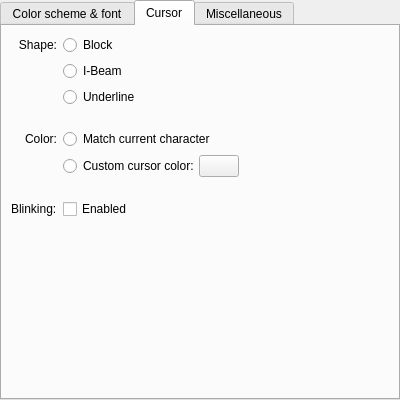
Before: the Qt Designer form src/EditProfileAppearancePage.ui in centic9/konsole-ppa, drawn with Qt 5.
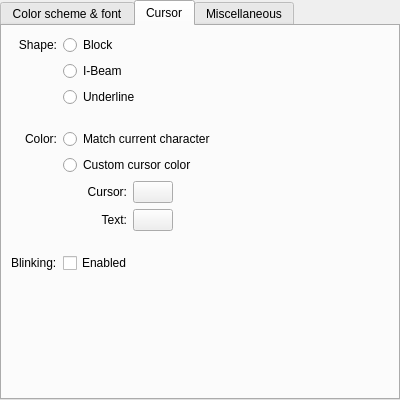
After: the same form once the commit is applied. The open tabs and pages were chosen to show the change. Custom widgets are drawn as their Qt base class.

```diff
--- a/src/EditProfileAppearancePage.ui
+++ b/src/EditProfileAppearancePage.ui
@@ -312,61 +312,101 @@
           </widget>
          </item>
          <item row="5" column="1">
-          <layout class="QHBoxLayout" name="customColorLayout">
+          <widget class="QRadioButton" name="customCursorColorButton">
+           <property name="sizePolicy">
+            <sizepolicy hsizetype="Preferred" vsizetype="Fixed">
+             <horstretch>0</horstretch>
+             <verstretch>0</verstretch>
+            </sizepolicy>
+           </property>
+           <property name="toolTip">
+            <string>Use a custom, fixed color for the cursor</string>
+           </property>
+           <property name="text">
+            <string>Custom cursor color</string>
+           </property>
+           <attribute name="buttonGroup">
+            <string notr="true">cursorColor</string>
+           </attribute>
+          </widget>
+         </item>
+         <item row="6" column="1">
+          <layout class="QGridLayout" name="customColorLayout">
            <property name="spacing">
-            <number>0</number>
+            <number>6</number>
            </property>
-           <item>
-            <widget class="QRadioButton" name="customCursorColorButton">
-             <property name="sizePolicy">
-              <sizepolicy hsizetype="Preferred" vsizetype="Fixed">
-               <horstretch>0</horstretch>
-               <verstretch>0</verstretch>
-              </sizepolicy>
+           <item row="0" column="0">
+            <spacer>
+             <property name="orientation">
+              <enum>Qt::Horizontal</enum>
              </property>
-             <property name="toolTip">
-              <string>Use a custom, fixed color for the cursor</string>
+             <property name="sizeType">
+              <enum>QSizePolicy::Fixed</enum>
              </property>
+             <property name="sizeHint" stdset="0">
+              <size>
+               <width>24</width>
+               <height>20</height>
+              </size>
+             </property>
+            </spacer>
+           </item>
+           <item row="0" column="1">
+            <widget class="QLabel" name="customCursorColorLabel">
              <property name="text">
-              <string>Custom cursor color:</string>
+              <string>Cursor:</string>
              </property>
-             <attribute name="buttonGroup">
-              <string notr="true">cursorColor</string>
-             </attribute>
+             <property name="alignment">
+              <set>Qt::AlignRight|Qt::AlignTrailing|Qt::AlignVCenter</set>
+             </property>
+             <property name="buddy">
+              <cstring>customColorSelectButton</cstring>
+             </property>
             </widget>
            </item>
-           <item>
+           <item row="0" column="2">
             <widget class="KColorButton" name="customColorSelectButton">
-             <property name="sizePolicy">
-              <sizepolicy hsizetype="Preferred" vsizetype="Fixed">
-               <horstretch>0</horstretch>
-               <verstretch>0</verstretch>
-              </sizepolicy>
-             </property>
              <property name="toolTip">
               <string>Select the color used to draw the cursor</string>
              </property>
-             <property name="text">
-              <string/>
-             </property>
             </widget>
            </item>
-           <item>
+           <item row="0" column="3">
             <spacer>
              <property name="orientation">
               <enum>Qt::Horizontal</enum>
              </property>
              <property name="sizeHint" stdset="0">
               <size>
-               <width>0</width>
-               <height>0</height>
+               <width>40</width>
+               <height>20</height>
               </size>
              </property>
             </spacer>
            </item>
+           <item row="1" column="1">
+            <widget class="QLabel" name="customCursorTextColorLabel">
+             <property name="text">
+              <string>Text:</string>
+             </property>
+             <property name="alignment">
+              <set>Qt::AlignRight|Qt::AlignTrailing|Qt::AlignVCenter</set>
+             </property>
+             <property name="buddy">
+              <cstring>customTextColorSelectButton</cstring>
+             </property>
+            </widget>
+           </item>
+           <item row="1" column="2">
+            <widget class="KColorButton" name="customTextColorSelectButton">
+             <property name="toolTip">
+              <string>Select the color used to draw the character underneath the cursor</string>
+             </property>
+            </widget>
+           </item>
           </layout>
          </item>
-         <item row="6" column="1">
+         <item row="7" column="1">
           <spacer>
            <property name="orientation">
             <enum>Qt::Vertical</enum>
@@ -382,7 +422,7 @@
            </property>
           </spacer>
          </item>
-         <item row="7" column="0" alignment="Qt::AlignRight|Qt::AlignVCenter">
+         <item row="8" column="0" alignment="Qt::AlignRight|Qt::AlignVCenter">
           <widget class="QLabel" name="label_2">
            <property name="text">
             <string>Blinking:</string>
@@ -392,7 +432,7 @@
            </property>
           </widget>
          </item>
-         <item row="7" column="1">
+         <item row="8" column="1">
           <widget class="QCheckBox" name="enableBlinkingCursorButton">
            <property name="sizePolicy">
             <sizepolicy hsizetype="Preferred" vsizetype="Fixed">
```
Left out of the diff: 1 changed line with no effect on the pictures.
